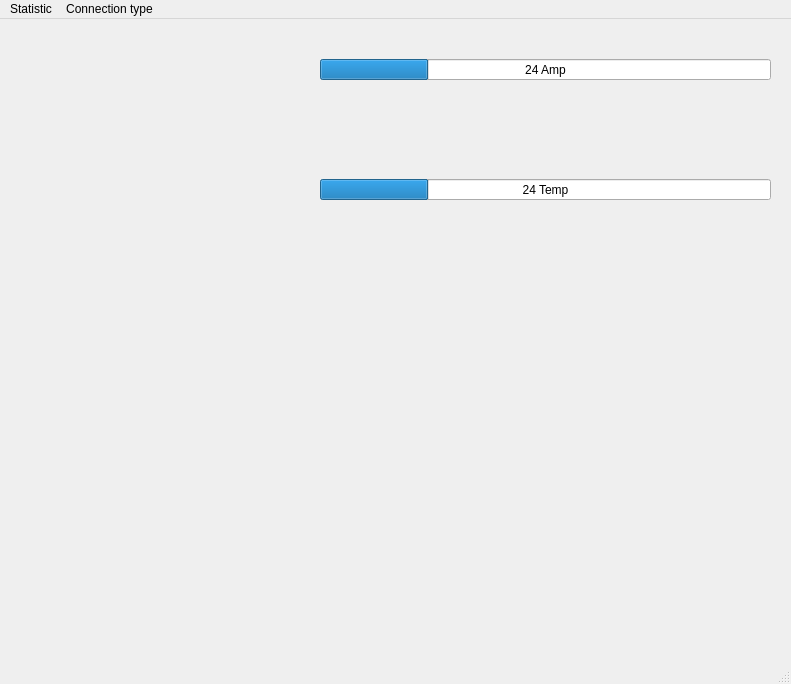
The window that mainwindow.ui (jon007a/Modbus) describes before a commit, drawn with Qt 5.
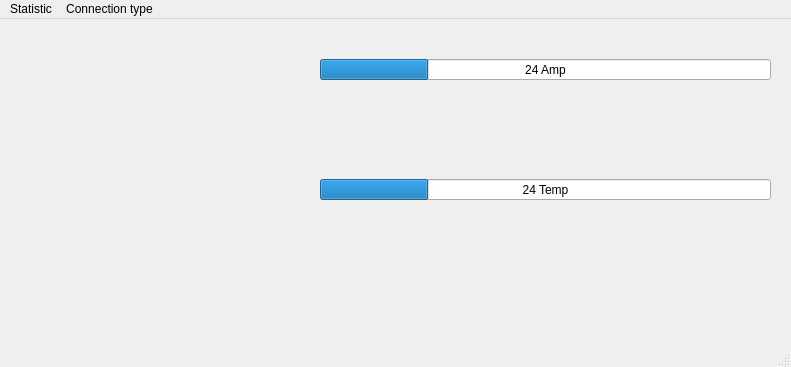
The same window after the commit.

Patch:
```diff
--- a/mainwindow.ui
+++ b/mainwindow.ui
@@ -7,7 +7,7 @@
     <x>0</x>
     <y>0</y>
     <width>791</width>
-    <height>684</height>
+    <height>367</height>
    </rect>
   </property>
   <property name="windowTitle">
```
Left out of the diff: 4 changed lines with no effect on the pictures.
